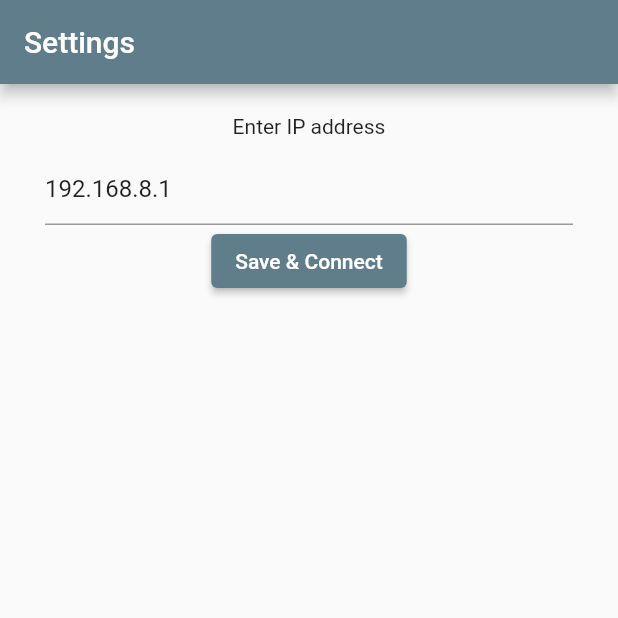
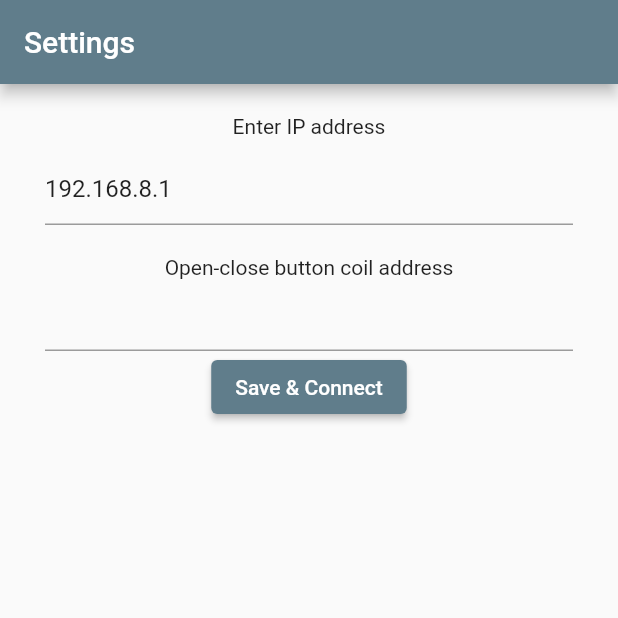
Before and after one commit to happypascal/ONE, a Flutter app: the screen it shows after launch, after a tap on "Save & Connect", after a tap on "Reconnect", on a phone screen of 412 x 824 dp, the top half of it. Run offline on Flutter 3.47's test engine with Material 2 defaults, Android fonts, the phone set to English and light mode, and no system bars; our stand-ins replace shared_preferences; missing offline and left inert: modbus.

Commit message:
change open close coil address

```diff
--- a/lib/screens/settings/settingsScreen.dart
+++ b/lib/screens/settings/settingsScreen.dart
@@ -1,6 +1,7 @@
 import 'package:flutter/material.dart';
 import 'package:humidor_one_by_favre/common/commonWidgets.dart';
 import 'package:humidor_one_by_favre/routes/appRoutes.dart';
+import 'package:humidor_one_by_favre/utils/const.dart';
 import 'package:provider/provider.dart';
 import 'package:humidor_one_by_favre/providers/settings.dart';
 import 'package:humidor_one_by_favre/providers/deviceData.dart';
@@ -77,6 +78,16 @@ class _SettingsScreenState extends State<SettingsScreen> {
                           Navigator.of(context)
                               .pushReplacementNamed(AppRoutes.HOME_SCREEN);
                         },
+                      ),
+                      SizedBox(height: 20.0),
+                      Text('Open-close button coil address'),
+                      TextFormField(
+                        keyboardType: TextInputType.number,
+                        onSaved: (val) {
+                          if (val != null) {
+                            Const.OPEN_CLOSE_SET = int.tryParse(val) ?? 133;
+                          }
+                        },
                       )
                     ],
                   ),
--- a/lib/utils/const.dart
+++ b/lib/utils/const.dart
@@ -2,7 +2,7 @@ class Const {
   static const DEFAULT_ADDRESS = '192.168.8.1';
 
   //Coils
-  static const int OPEN_CLOSE_SET = 134;
+  static int OPEN_CLOSE_SET = 133;
   static const int HUM_MINUS = 9;
   static const int HUM_PLUS = 10;
   static const int TEMP_MINUS = 36;
--- a/pubspec.yaml
+++ b/pubspec.yaml
@@ -3,7 +3,7 @@ description: A new Flutter project.
 
 publish_to: 'none'
 
-version: 1.0.1+3
+version: 1.0.2+4
 
 environment:
   sdk: ">=2.12.0 <3.0.0"
```
